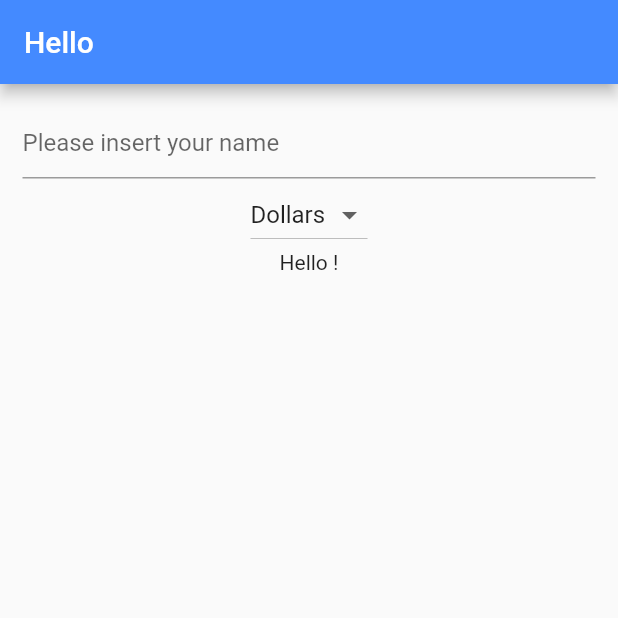
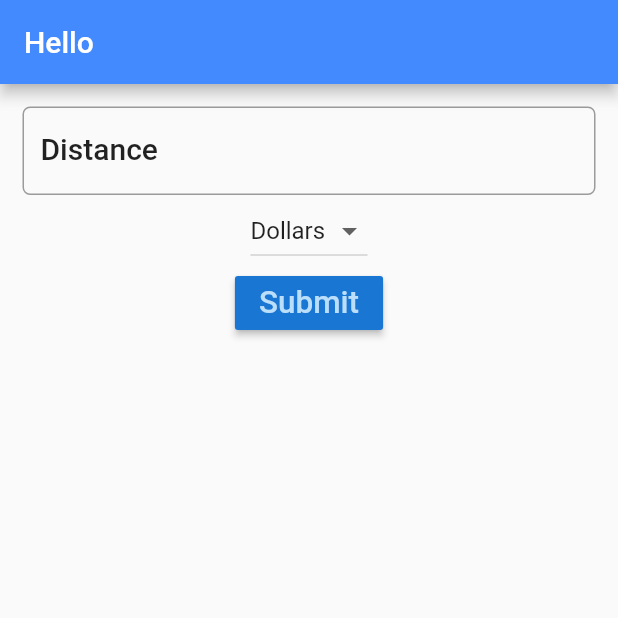
Before and after one commit to sajeevah/flutter-starter, a Flutter app: the screen it shows after launch, on a phone screen of 412 x 824 dp, the top half of it. Run offline on Flutter 3.47's test engine with Material 2 defaults, Android fonts, the phone set to English and light mode, and no system bars.

Commit message:
TextEditingController

```diff
--- a/trip_cost_app/lib/main.dart
+++ b/trip_cost_app/lib/main.dart
@@ -7,27 +7,29 @@ class MyApp extends StatelessWidget {
   @override
   Widget build(BuildContext context) {
     return MaterialApp(
-      title: 'Flutter Demo',
+      title: 'Trip Cost Calculator',
       theme: ThemeData(
         primarySwatch: Colors.blue,
         visualDensity: VisualDensity.adaptivePlatformDensity,
       ),
-      home: new HelloYou(),
+      home: new FuelForm(),
     );
   }
 }
 
-class HelloYou extends StatefulWidget {
+class FuelForm extends StatefulWidget {
   @override
-  State<StatefulWidget> createState() => _HelloYouState();
+  State<StatefulWidget> createState() => _FuelFormState();
 }
 
-class _HelloYouState extends State<HelloYou> {
-  String name = '';
+class _FuelFormState extends State<FuelForm> {
+  String result = '';
   final _currencies = ["Dollars", "Euro", "Pounds"];
   String _currency = "Dollars";
+  TextEditingController distanceController = TextEditingController();
   @override
   Widget build(BuildContext context) {
+    TextStyle textStyle = Theme.of(context).textTheme.title;
     return Scaffold(
       appBar: AppBar(
         title: Text("Hello"),
@@ -38,14 +40,16 @@ class _HelloYouState extends State<HelloYou> {
         child: Column(
           children: <Widget>[
             TextField(
+              controller: distanceController,
               decoration: InputDecoration(
-                hintText: "Please insert your name"
+                labelText: "Distance",
+                hintText: "e.g. 124",
+                labelStyle: textStyle,
+                border: OutlineInputBorder(
+                  borderRadius: BorderRadius.circular(5.0)
+                )
               ),
-              onChanged: (String string) {
-                setState(() {
-                  name = string;
-                });
-              },
+              keyboardType: TextInputType.number,
             ),
             DropdownButton<String>(
               items: _currencies.map((String value) {
@@ -59,7 +63,20 @@ class _HelloYouState extends State<HelloYou> {
                 _onDropdownChanged(value);
               },
             ),
-            Text("Hello "+ name + "!"),
+            RaisedButton(
+              color: Theme.of(context).primaryColorDark,
+              textColor: Theme.of(context).primaryColorLight,
+              onPressed: () {
+                setState(() {
+                  result = distanceController.text;
+                });
+              },
+              child: Text(
+                'Submit',
+                textScaleFactor: 1.5,
+              ),
+            ),
+            Text(result),
           ],
         ),
       ),
```
